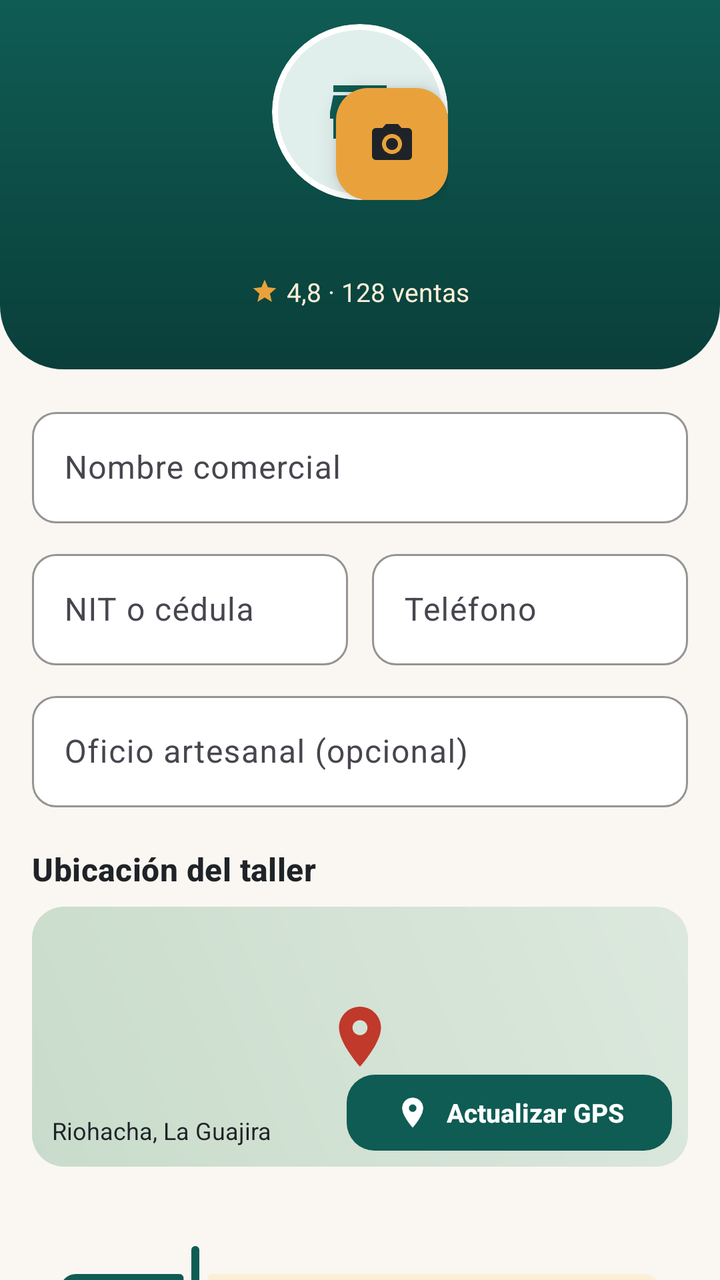
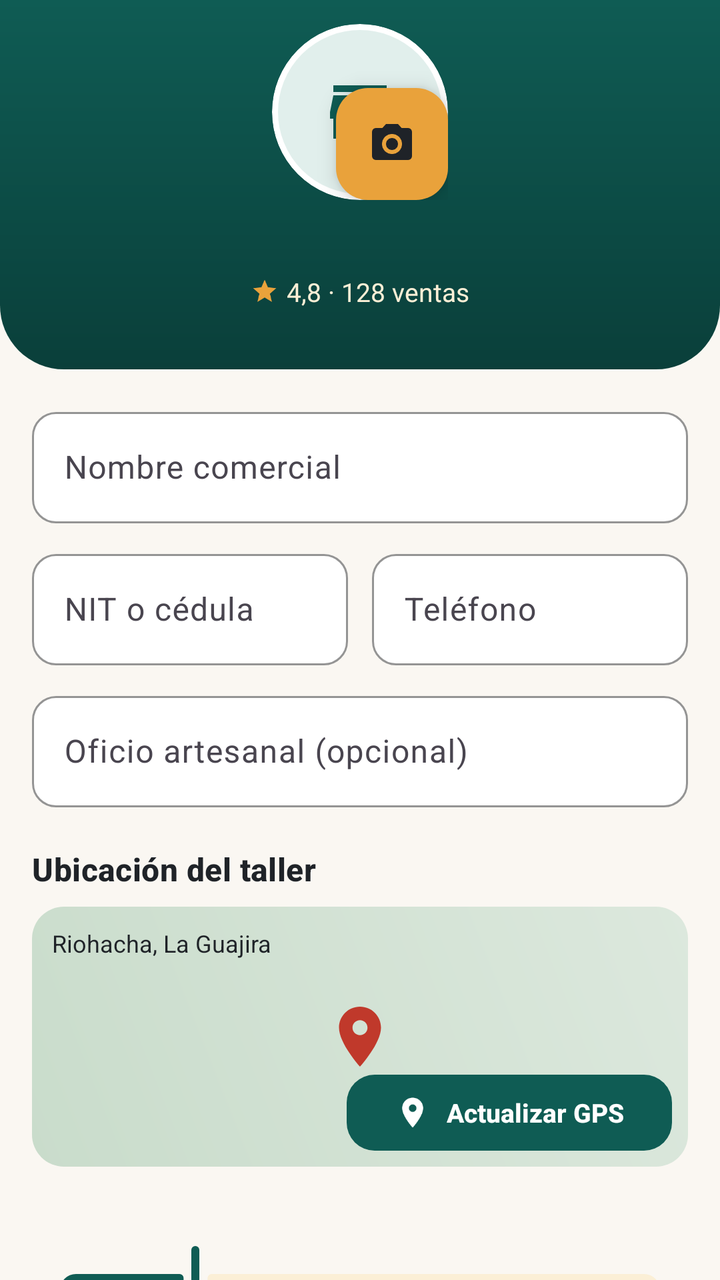

Screens rendered from an Android XML layout before and after an edit, with the pre-edit source and the edit as a unified diff.
<!-- AndroidManifest.xml: application theme Theme.Tramas -->
<!-- res/layout/fragment_seller_profile.xml -->
<?xml version="1.0" encoding="utf-8"?>
<androidx.core.widget.NestedScrollView xmlns:android="http://schemas.android.com/apk/res/android"
    xmlns:app="http://schemas.android.com/apk/res-auto"
    android:layout_width="match_parent"
    android:layout_height="match_parent">

    <LinearLayout
        android:layout_width="match_parent"
        android:layout_height="wrap_content"
        android:orientation="vertical">

        <LinearLayout
            android:layout_width="match_parent"
            android:layout_height="wrap_content"
            android:background="@drawable/bg_header_primary"
            android:gravity="center_horizontal"
            android:orientation="vertical"
            android:paddingTop="12dp"
            android:paddingBottom="30dp">

            <FrameLayout
                android:layout_width="wrap_content"
                android:layout_height="wrap_content">

                <ImageView
                    android:id="@+id/imgLogo"
                    android:layout_width="@dimen/avatar_l"
                    android:layout_height="@dimen/avatar_l"
                    android:background="@drawable/bg_avatar"
                    android:clipToOutline="true"
                    android:contentDescription="@string/shop_logo"
                    android:padding="24dp"
                    android:scaleType="centerCrop"
                    android:src="@drawable/ic_store"
                    app:tint="?attr/colorPrimary" />

                <com.google.android.material.floatingactionbutton.FloatingActionButton
                    android:id="@+id/btnLogo"
                    android:layout_width="wrap_content"
                    android:layout_height="wrap_content"
                    android:layout_gravity="bottom|end"
                    android:contentDescription="@string/take_photo"
                    app:backgroundTint="@color/ochre"
                    app:fabSize="mini"
                    app:srcCompat="@drawable/ic_camera"
                    app:tint="@color/ink" />
            </FrameLayout>

            <TextView
                android:id="@+id/tvShopName"
                android:layout_width="wrap_content"
                android:layout_height="wrap_content"
                android:layout_marginTop="10dp"
                android:textColor="@color/white"
                android:textSize="20sp"
                android:textStyle="bold" />

            <LinearLayout
                android:layout_width="wrap_content"
                android:layout_height="wrap_content"
                android:gravity="center_vertical"
                android:orientation="horizontal">

                <ImageView
                    android:layout_width="14dp"
                    android:layout_height="14dp"
                    android:contentDescription="@null"
                    android:src="@drawable/ic_star"
                    app:tint="@color/ochre" />

                <TextView
                    android:layout_width="wrap_content"
                    android:layout_height="wrap_content"
                    android:layout_marginStart="4dp"
                    android:text="@string/n_4_8_128_ventas"
                    android:textColor="@color/ochre_soft"
                    android:textSize="13sp" />
            </LinearLayout>
        </LinearLayout>

        <LinearLayout
            android:layout_width="match_parent"
            android:layout_height="wrap_content"
            android:orientation="vertical"
            android:padding="@dimen/screen_padding">

            <com.google.android.material.textfield.TextInputLayout
                android:layout_width="match_parent"
                android:layout_height="wrap_content"
                android:hint="@string/nombre_comercial">

                <com.google.android.material.textfield.TextInputEditText
                    android:id="@+id/etBusiness"
                    android:layout_width="match_parent"
                    android:layout_height="wrap_content"
                    android:inputType="textCapWords" />
            </com.google.android.material.textfield.TextInputLayout>

            <LinearLayout
                android:layout_width="match_parent"
                android:layout_height="wrap_content"
                android:layout_marginTop="10dp"
                android:orientation="horizontal">

                <com.google.android.material.textfield.TextInputLayout
                    android:layout_width="0dp"
                    android:layout_height="wrap_content"
                    android:layout_marginEnd="6dp"
                    android:layout_weight="1"
                    android:hint="@string/nit_o_cedula">

                    <com.google.android.material.textfield.TextInputEditText
                        android:id="@+id/etNit"
                        android:layout_width="match_parent"
                        android:layout_height="wrap_content"
                        android:inputType="text" />
                </com.google.android.material.textfield.TextInputLayout>

                <com.google.android.material.textfield.TextInputLayout
                    android:layout_width="0dp"
                    android:layout_height="wrap_content"
                    android:layout_marginStart="6dp"
                    android:layout_weight="1"
                    android:hint="@string/telefono">

                    <com.google.android.material.textfield.TextInputEditText
                        android:id="@+id/etPhone"
                        android:layout_width="match_parent"
                        android:layout_height="wrap_content"
                        android:inputType="phone" />
                </com.google.android.material.textfield.TextInputLayout>
            </LinearLayout>

            <com.google.android.material.textfield.TextInputLayout
                android:layout_width="match_parent"
                android:layout_height="wrap_content"
                android:layout_marginTop="10dp"
                android:hint="@string/oficio_artesanal_opcional">

                <com.google.android.material.textfield.TextInputEditText
                    android:id="@+id/etCraft"
                    android:layout_width="match_parent"
                    android:layout_height="wrap_content"
                    android:inputType="textCapSentences" />
            </com.google.android.material.textfield.TextInputLayout>

            <TextView
                android:layout_width="wrap_content"
                android:layout_height="wrap_content"
                android:layout_marginTop="20dp"
                android:text="@string/ubicacion_del_taller"
                android:textAppearance="@style/TextAppearance.Tramas.Title" />

            <FrameLayout
                android:layout_width="match_parent"
                android:layout_height="130dp"
                android:layout_marginTop="8dp"
                android:background="@drawable/bg_map_placeholder">

                <ImageView
                    android:layout_width="36dp"
                    android:layout_height="36dp"
                    android:layout_gravity="center"
                    android:contentDescription="@null"
                    android:src="@drawable/ic_location"
                    app:tint="@color/danger" />

                <TextView
                    android:id="@+id/tvLocation"
                    android:layout_width="wrap_content"
                    android:layout_height="wrap_content"
                    android:layout_gravity="bottom|start"
                    android:layout_margin="10dp"
                    android:text="@string/riohacha_la_guajira"
                    android:textColor="@color/ink"
                    android:textSize="12sp" />

                <com.google.android.material.button.MaterialButton
                    android:id="@+id/btnLocation"
                    style="@style/Widget.Tramas.Button.Small"
                    android:layout_width="wrap_content"
                    android:layout_height="wrap_content"
                    android:layout_gravity="bottom|end"
                    android:layout_margin="8dp"
                    android:text="@string/actualizar_gps"
                    app:icon="@drawable/ic_location" />
            </FrameLayout>

            <TextView
                android:id="@+id/tvRadius"
                android:layout_width="wrap_content"
                android:layout_height="wrap_content"
                android:layout_marginTop="16dp"
                android:textAppearance="@style/TextAppearance.Tramas.Title" />

            <com.google.android.material.slider.Slider
                android:id="@+id/sliderRadius"
                android:layout_width="match_parent"
                android:layout_height="wrap_content"
                android:stepSize="5"
                android:value="25"
                android:valueFrom="5"
                android:valueTo="100"
                app:thumbColor="?attr/colorPrimary"
                app:trackColorActive="?attr/colorPrimary" />

            <com.google.android.material.button.MaterialButton
                android:id="@+id/btnSave"
                android:layout_width="match_parent"
                android:layout_height="wrap_content"
                android:layout_marginTop="8dp"
                android:text="@string/guardar_cambios" />

            <com.google.android.material.button.MaterialButton
                android:id="@+id/btnLogout"
                style="@style/Widget.Tramas.Button.Outlined"
                android:layout_width="match_parent"
                android:layout_height="wrap_content"
                android:layout_marginTop="10dp"
                android:text="@string/cerrar_sesion"
                app:icon="@drawable/ic_logout" />
        </LinearLayout>
    </LinearLayout>
</androidx.core.widget.NestedScrollView>
<!-- resources referenced by this layout -->
<resources>
  <color name="danger">#C0392B</color>
  <color name="ink">#1F2328</color>
  <color name="ochre">#E9A23B</color>
  <color name="ochre_soft">#FBEFD6</color>
  <color name="white">#FFFFFF</color>
  <dimen name="avatar_l">88dp</dimen>
  <dimen name="screen_padding">16dp</dimen>
  <!-- drawable bg_avatar (drawable) -->
  <?xml version="1.0" encoding="utf-8"?>
  <shape xmlns:android="http://schemas.android.com/apk/res/android" android:shape="oval">
      <solid android:color="?attr/colorPrimaryContainer" />
      <stroke android:width="3dp" android:color="@color/white" />
  </shape>
  <!-- drawable bg_map_placeholder (drawable) -->
  <?xml version="1.0" encoding="utf-8"?>
  <shape xmlns:android="http://schemas.android.com/apk/res/android" android:shape="rectangle">
      <gradient android:angle="45" android:endColor="#DCE8DD" android:startColor="#C9DCCB" />
      <corners android:radius="16dp" />
  </shape>
  <string name="actualizar_gps">Actualizar GPS</string>
  <string name="cerrar_sesion">Cerrar sesión</string>
  <string name="guardar_cambios">Guardar cambios</string>
  <string name="n_4_8_128_ventas">4,8 · 128 ventas</string>
  <string name="nit_o_cedula">NIT o cédula</string>
  <string name="nombre_comercial">Nombre comercial</string>
  <string name="oficio_artesanal_opcional">Oficio artesanal (opcional)</string>
  <string name="riohacha_la_guajira">Riohacha, La Guajira</string>
  <string name="shop_logo">Logo de la tienda</string>
  <string name="take_photo">Tomar foto</string>
  <string name="telefono">Teléfono</string>
  <string name="ubicacion_del_taller">Ubicación del taller</string>
  <style name="TextAppearance.Tramas.Title" parent="TextAppearance.Material3.TitleMedium">
          <item name="android:textSize">16sp</item>
          <item name="android:textStyle">bold</item>
          <item name="android:textColor">@color/ink</item>
      </style>
  <style name="Widget.Tramas.Button.Small" parent="Widget.Tramas.Button">
          <item name="android:minHeight">38dp</item>
          <item name="android:textSize">13sp</item>
          <item name="android:insetTop">0dp</item>
          <item name="android:insetBottom">0dp</item>
      </style>
  <dimen name="button_height">52dp</dimen>
  <dimen name="radius_button">14dp</dimen>
  <color name="teal">#0F5C54</color>
  <color name="teal_dark">#0A3F3A</color>
  <color name="teal_soft">#E1EFEC</color>
  <color name="surface">#FFFFFF</color>
  <color name="line">#E3DED4</color>
  <color name="canvas">#FAF7F2</color>
  <color name="ink_muted">#6B7280</color>
  <style name="ShapeAppearance.Tramas.Small" parent="ShapeAppearance.Material3.SmallComponent">
          <item name="cornerFamily">rounded</item>
          <item name="cornerSize">10dp</item>
      </style>
  <style name="ShapeAppearance.Tramas.Medium" parent="ShapeAppearance.Material3.MediumComponent">
          <item name="cornerFamily">rounded</item>
          <item name="cornerSize">16dp</item>
      </style>
  <style name="Widget.Tramas.Chip" parent="Widget.Material3.Chip.Filter">
          <item name="chipCornerRadius">18dp</item>
          <item name="chipBackgroundColor">@color/surface</item>
          <item name="chipStrokeColor">@color/line</item>
          <item name="chipStrokeWidth">1dp</item>
      </style>
  <style name="Widget.Tramas.Toolbar" parent="Widget.Material3.Toolbar">
          <item name="android:background">?attr/colorPrimary</item>
          <item name="titleTextColor">@color/white</item>
          <item name="navigationIconTint">@color/white</item>
          <item name="android:elevation">0dp</item>
      </style>
  <style name="Widget.Tramas.BottomNav.Indicator" parent="Widget.Material3.BottomNavigationView.ActiveIndicator">
          <item name="android:color">?attr/colorPrimaryContainer</item>
      </style>
  <!-- unchanged entries left out for length: 11 -->
</resources>

<!-- the commit's change to res/layout/fragment_seller_profile.xml (unified diff, before → after) -->
@@ -169,7 +169,7 @@
                     android:id="@+id/tvLocation"
                     android:layout_width="wrap_content"
                     android:layout_height="wrap_content"
-                    android:layout_gravity="bottom|start"
+                    android:layout_gravity="top|start"
                     android:layout_margin="10dp"
                     android:text="@string/riohacha_la_guajira"
                     android:textColor="@color/ink"
